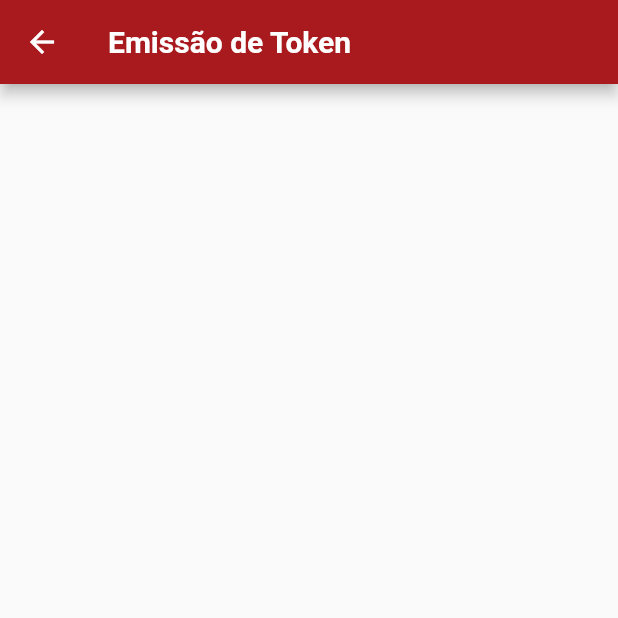
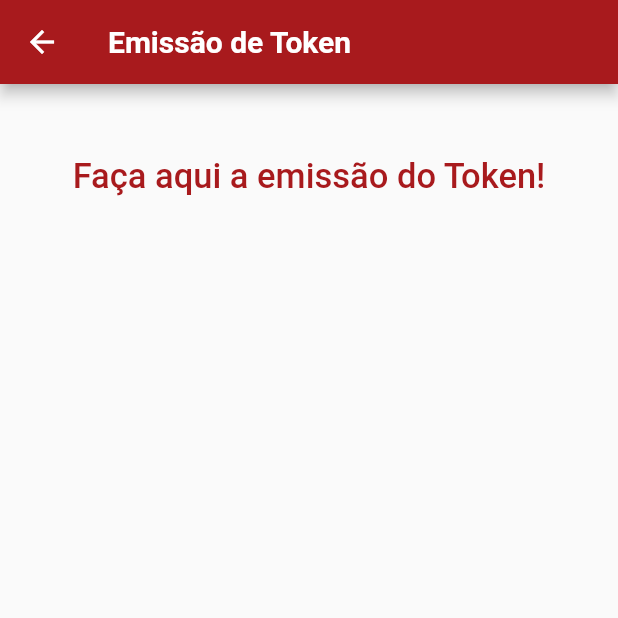
Before and after one commit to GuiQRSM/-Alcool-ou-Gasolina-, a Flutter app: the TokenFrame screen opened directly, on a phone screen of 412 x 824 dp, the top half of it. Run offline on Flutter 3.47's test engine with Material 2 defaults, Android fonts, the phone set to English and light mode, and no system bars.

Commit message:
Implement in Scaffold() that is returned by the stfu structure of 'TokenFrame' inside the attribute 'body:,' the class Container() that receives the class SingleChildScrollView() that receives the padding configuration and has the class Column as 'child' () where the 'children: <Widgets>[]' is found to receive all Widgets in the body.

```diff
--- a/lib/Token_Frame.dart
+++ b/lib/Token_Frame.dart
@@ -1,3 +1,4 @@
+import 'package:flutter/cupertino.dart';
 import 'package:flutter/material.dart';
 
 class TokenFrame extends StatefulWidget {
@@ -22,6 +23,26 @@ class _TokenFrameState extends State<TokenFrame> {
             fontWeight: FontWeight.w600
         ),
       ),
+      body: Container(
+        width: double.infinity,
+        child: SingleChildScrollView(
+          padding: EdgeInsets.all(32),
+          child: Column(
+            children: <Widget>[
+              Padding(
+                  padding: EdgeInsets.only(top:16),
+                child: Text(
+                    "Faça aqui a emissão do Token!",
+                style: TextStyle(
+                  fontSize: 23,
+                  fontWeight: FontWeight.w500,
+                  color: primeColor,
+                ),),
+              ),
+            ],
+          ),
+        ),
+      ),
     );
   }
 }
```
